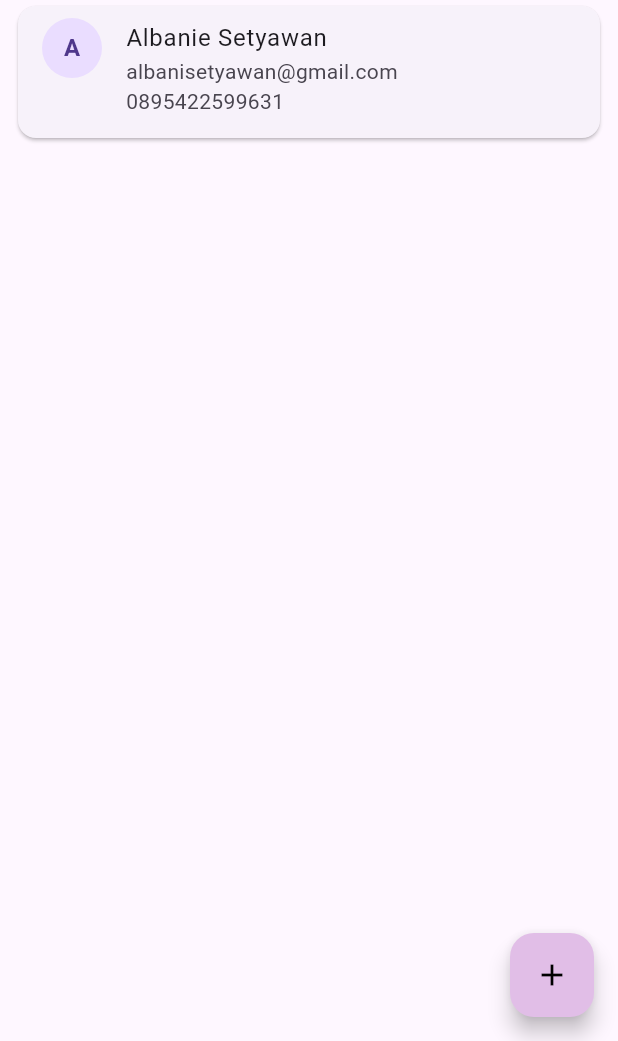
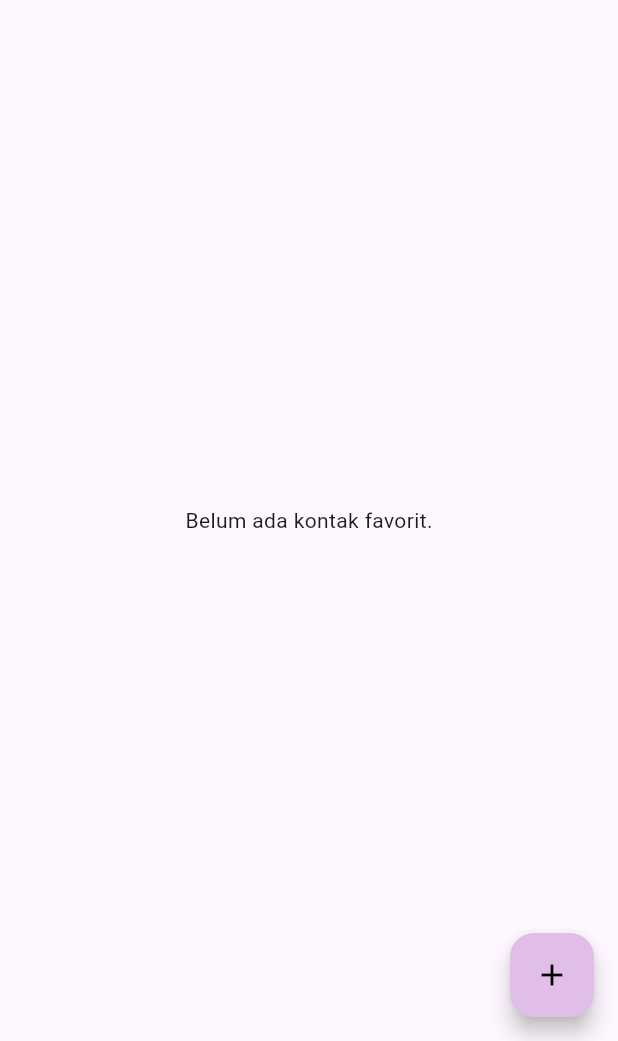
Before and after one commit to karanglawud/AbrorAbiyyi_BukuKontak, a Flutter app: the screen it shows after launch, tab 2 chosen, on a phone screen of 412 x 824 dp, the part 195-1236 px from its top. Run offline on Flutter 3.47's test engine with Material 3 defaults, Android fonts, the phone set to English and light mode, and no system bars.

```diff
--- a/lib/main.dart
+++ b/lib/main.dart
@@ -10,11 +10,7 @@ class Kontak {
   final String email;
   final String phone;
 
-  Kontak({
-    required this.nama,
-    required this.email,
-    required this.phone,
-  });
+  Kontak({required this.nama, required this.email, required this.phone});
 
   // Factory constructor untuk mapping JSON (Map<String, dynamic>) ke Object Kontak
   factory Kontak.fromJson(Map<String, dynamic> json) {
@@ -27,11 +23,7 @@ class Kontak {
 
   // Mengubah Object Kontak kembali ke format Map / JSON
   Map<String, dynamic> toJson() {
-    return {
-      'nama': nama,
-      'email': email,
-      'phone': phone,
-    };
+    return {'nama': nama, 'email': email, 'phone': phone};
   }
 }
 
@@ -43,9 +35,7 @@ class MyApp extends StatelessWidget {
     return MaterialApp(
       debugShowCheckedModeBanner: false,
       title: 'Buku Kontak',
-      theme: ThemeData(
-        primarySwatch: Colors.blue,
-      ),
+      theme: ThemeData(primarySwatch: Colors.blue),
       initialRoute: '/',
       routes: {
         '/': (context) => const HalamanBeranda(),
@@ -56,6 +46,7 @@ class MyApp extends StatelessWidget {
   }
 }
 
+//wlee
 // ==================== HALAMAN BERANDA ====================
 class HalamanBeranda extends StatefulWidget {
   const HalamanBeranda({super.key});
@@ -195,27 +186,7 @@ class _HalamanBerandaState extends State<HalamanBeranda>
                   },
                 ),
           // Isi Tab 2: Favorit
-          ListView(
-            children: const [
-              Card(
-                margin: EdgeInsets.symmetric(
-                  horizontal: 12,
-                  vertical: 4,
-                ),
-                child: ListTile(
-                  leading: CircleAvatar(
-                    child: Text(
-                      'A',
-                      style: TextStyle(fontWeight: FontWeight.bold),
-                    ),
-                  ),
-                  title: Text('Albanie Setyawan'),
-                  subtitle: Text('albanisetyawan@gmail.com\n0895422599631'),
-                  isThreeLine: true,
-                ),
-              ),
-            ],
-          ),
+          const Center(child: Text('Belum ada kontak favorit.')),
         ],
       ),
       floatingActionButton: FloatingActionButton(
@@ -303,8 +274,9 @@ class _HalamanTambahKontakState extends State<HalamanTambahKontak> {
                     return 'Email wajib diisi';
                   }
                   // Validasi format email harus ada @ dan domain
-                  final emailRegex =
-                      RegExp(r'^[\w-\.]+@([\w-]+\.)+[\w-]{2,4}$');
+                  final emailRegex = RegExp(
+                    r'^[\w-\.]+@([\w-]+\.)+[\w-]{2,4}$',
+                  );
                   if (!emailRegex.hasMatch(value.trim())) {
                     return 'Format email tidak valid (harus mengandung @ dan domain)';
                   }
```
